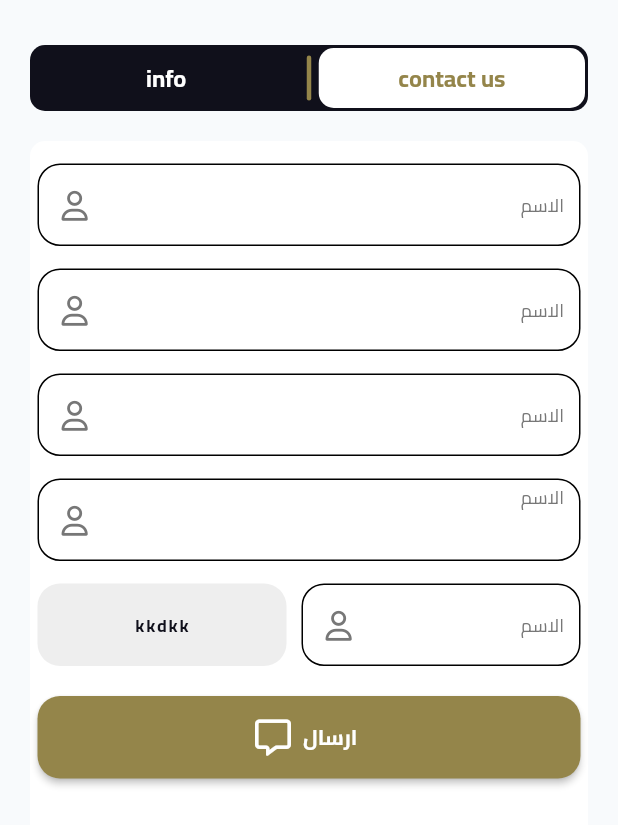
After one commit to Hazem-smawy/ali_mac, a Flutter app: the ContactScreen screen opened directly, after a tap on "contact us", on a phone screen of 412 x 824 dp. The commit adds this screen. Shown: the top 825 px of the screen. Run offline on Flutter 3.47's test engine with Material 2 defaults, Android fonts, the phone set to English and light mode, and no system bars; our stand-ins replace carousel_slider, dots_indicator, font_awesome_flutter, get.

Commit message:
add contact page

```diff
--- /dev/null
+++ b/lib/contact/contact_screen.dart
@@ -0,0 +1,322 @@
+// ignore_for_file: public_member_api_docs, sort_constructors_first
+
+import 'package:flutter/material.dart';
+import 'package:font_awesome_flutter/font_awesome_flutter.dart';
+
+import 'package:emad_app/constant/colors.dart';
+import 'package:emad_app/constant/shadows.dart';
+import 'package:emad_app/constant/text_styles.dart';
+
+class ContactScreen extends StatefulWidget {
+  const ContactScreen({super.key});
+
+  @override
+  State<ContactScreen> createState() => _ContactScreenState();
+}
+
+class _ContactScreenState extends State<ContactScreen> {
+  int showInfo = 0;
+  @override
+  Widget build(BuildContext context) {
+    return Scaffold(
+      body: Padding(
+        padding: const EdgeInsets.symmetric(horizontal: 20, vertical: 10),
+        child: Column(
+          children: [
+            const SizedBox(height: 20),
+            AnimatedContainer(
+              duration: const Duration(milliseconds: 220),
+              padding: const EdgeInsets.all(2),
+              decoration: BoxDecoration(
+                borderRadius: BorderRadius.circular(10),
+                color: MyColors.blueColor,
+              ),
+              child: Row(
+                mainAxisAlignment: MainAxisAlignment.spaceAround,
+                children: [
+                  Expanded(
+                    child: GestureDetector(
+                        onTap: () => setState(() {
+                              showInfo = 0;
+                            }),
+                        child: ContactBtnItem(
+                          title: 'info',
+                          isOpen: showInfo == 0,
+                        )),
+                  ),
+                  Container(
+                    margin: const EdgeInsets.symmetric(
+                      horizontal: 5,
+                    ),
+                    height: 30,
+                    width: 3,
+                    decoration: BoxDecoration(
+                        borderRadius: BorderRadius.circular(3),
+                        color: MyColors.lightGreenColor),
+                  ),
+                  Expanded(
+                    child: GestureDetector(
+                        onTap: () => setState(() {
+                              showInfo = 1;
+                            }),
+                        child: ContactBtnItem(
+                            title: 'contact us', isOpen: showInfo == 1)),
+                  )
+                ],
+              ),
+            ),
+            const SizedBox(height: 20),
+            Expanded(
+              child: Container(
+                padding: const EdgeInsets.all(5),
+                decoration: BoxDecoration(
+                  borderRadius: BorderRadius.circular(10),
+                  color: MyColors.bg,
+                ),
+                // width: double.infinity,
+                // height: double.infinity,
+                child: showInfo == 0
+                    ? const ContactInfo()
+                    : Column(
+                        children: [
+                          const SizedBox(height: 10),
+                          const ContactTextField(),
+                          const SizedBox(height: 15),
+                          const ContactTextField(),
+                          const SizedBox(height: 15),
+                          const ContactTextField(),
+                          const SizedBox(height: 15),
+                          const ContactTextField(
+                            minLine: 3,
+                          ),
+                          const SizedBox(height: 15),
+                          Row(
+                            children: [
+                              Container(
+                                height: 55,
+                                width:
+                                    MediaQuery.of(context).size.width / 2 - 40,
+                                padding: const EdgeInsets.all(10),
+                                decoration: BoxDecoration(
+                                  borderRadius: BorderRadius.circular(15),
+                                  color: MyColors.containerColor,
+                                ),
+                                child: Center(
+                                  child: Text(
+                                    'kkdkk',
+                                    style: myTextStyles.subTitle.copyWith(
+                                      color: MyColors.blueColor,
+                                    ),
+                                  ),
+                                ),
+                              ),
+                              const SizedBox(width: 10),
+                              const Expanded(child: ContactTextField()),
+                            ],
+                          ),
+                          const SizedBox(height: 20),
+                          ElevatedButton.icon(
+                              icon: const FaIcon(FontAwesomeIcons.message),
+                              style: ElevatedButton.styleFrom(
+                                  minimumSize: const Size.fromHeight(55),
+                                  shape: RoundedRectangleBorder(
+                                      borderRadius: BorderRadius.circular(15))),
+                              onPressed: () {},
+                              label: Text(
+                                'ارسال',
+                                style: myTextStyles.title2
+                                    .copyWith(color: MyColors.bg),
+                              ))
+                        ],
+                      ),
+              ),
+            )
+          ],
+        ),
+      ),
+    );
+  }
+}
+
+class ContactBtnItem extends StatelessWidget {
+  final title;
+  final bool isOpen;
+  const ContactBtnItem({
+    Key? key,
+    required this.title,
+    required this.isOpen,
+  }) : super(key: key);
+
+  @override
+  Widget build(BuildContext context) {
+    return Container(
+      width: double.infinity,
+      padding: const EdgeInsets.all(5),
+      decoration: BoxDecoration(
+        borderRadius: BorderRadius.circular(10),
+        color: isOpen ? MyColors.bg : MyColors.blueColor,
+      ),
+      child: Center(
+        child: Text(
+          title,
+          style: myTextStyles.title1.copyWith(
+            color: isOpen ? MyColors.lightGreenColor : MyColors.bg,
+          ),
+        ),
+      ),
+    );
+  }
+}
+
+class ContactTextField extends StatelessWidget {
+  final int? minLine;
+  const ContactTextField({
+    this.minLine = 1,
+    super.key,
+  });
+
+  @override
+  Widget build(BuildContext context) {
+    return Container(
+      height: 55,
+      decoration: BoxDecoration(
+        borderRadius: BorderRadius.circular(15),
+        border: Border.all(
+          color: Colors.black,
+        ),
+      ),
+      child: Row(
+        children: [
+          const SizedBox(width: 15),
+          const Center(
+            child: FaIcon(
+              FontAwesomeIcons.user,
+              color: MyColors.secondaryTextColor,
+              size: 20,
+            ),
+          ),
+          Expanded(
+              child: TextField(
+            minLines: minLine,
+            maxLines: 3,
+            textAlign: TextAlign.right,
+            textDirection: TextDirection.rtl,
+            decoration: InputDecoration(
+                contentPadding: const EdgeInsets.only(right: 10),
+                border: InputBorder.none,
+                hintText: 'الاسم',
+                hintStyle: myTextStyles.body
+                    .copyWith(color: MyColors.secondaryTextColor)),
+          ))
+        ],
+      ),
+    );
+  }
+}
+
+class ContactInfo extends StatelessWidget {
+  const ContactInfo({
+    super.key,
+  });
+
+  @override
+  Widget build(BuildContext context) {
+    return Center(
+      child: Container(
+        padding: const EdgeInsets.all(10),
+        decoration: BoxDecoration(
+            borderRadius: BorderRadius.circular(10),
+            color: MyColors.containerColor,
+            boxShadow: [myShadow.blackShadow]),
+        child: Column(
+          mainAxisSize: MainAxisSize.min,
+          children: const [
+            ContactInfoItem(
+              text: '32332411222',
+              icon: FontAwesomeIcons.phone,
+            ),
+            SizedBox(height: 15),
+            ContactInfoItem(
+              text: 'hazemsmawy@gmail.com',
+              icon: FontAwesomeIcons.envelope,
+            ),
+            SizedBox(height: 15),
+            ContactInfoItem(
+              text: 'yemen-ibb-sofal',
+              icon: FontAwesomeIcons.locationDot,
+            ),
+          ],
+        ),
+      ),
+    );
+  }
+}
+
+class ContactInfoItem extends StatelessWidget {
+  final IconData icon;
+  final text;
+  const ContactInfoItem({
+    super.key,
+    required this.icon,
+    required this.text,
+  });
+
+  @override
+  Widget build(BuildContext context) {
+    return Row(
+      mainAxisAlignment: MainAxisAlignment.end,
+      children: [
+        Text(
+          text,
+          style: myTextStyles.subTitle,
+        ),
+        const SizedBox(width: 10),
+        FaIcon(
+          icon,
+          color: MyColors.lightGreenColor,
+          size: 20,
+        ),
+        const SizedBox(width: 10)
+      ],
+    );
+  }
+}
+
+/*
+
+ Stack(
+            clipBehavior: Clip.none,
+            children: [
+              Container(
+                height: 60,
+                decoration: BoxDecoration(
+                    borderRadius: BorderRadius.circular(20),
+                    border: Border.all(
+                      color: Colors.black,
+                    )),
+              ),
+              Positioned(
+                  right: 20,
+                  top: -20,
+                  child: Container(
+                    //height: 30,
+                    width: 150,
+                    padding: const EdgeInsets.all(5),
+                    decoration: BoxDecoration(
+                        borderRadius: BorderRadius.circular(20),
+                        color: MyColors.background,
+                        border: Border.all(
+                          color: Colors.black,
+                        )),
+                    child: Center(
+                      child: Text(
+                        ' لب اليوم',
+                        style: myTextStyles.subTitle
+                            .copyWith(fontWeight: FontWeight.normal),
+                      ),
+                    ),
+                  )),
+            ],
+          )
+
+ */
--- a/lib/main.dart
+++ b/lib/main.dart
@@ -15,6 +15,7 @@ class MyApp extends StatelessWidget {
   Widget build(BuildContext context) {
     return GetMaterialApp(
       title: 'Flutter Demo',
+      debugShowCheckedModeBanner: false,
       theme: AppThemes.lightTheme,
       home: const MainPageScreen(),
     );
--- a/lib/screen/bottom_nav_screen/bottom_nav_screen.dart
+++ b/lib/screen/bottom_nav_screen/bottom_nav_screen.dart
@@ -1,4 +1,5 @@
 import 'package:emad_app/constant/colors.dart';
+import 'package:emad_app/contact/contact_screen.dart';
 import 'package:emad_app/model/drawer_item.dart';
 import 'package:emad_app/screen/home/home.dart';
 import 'package:emad_app/screen/notification_screen.dart/notification_screen.dart';
@@ -30,7 +31,7 @@ class _BottomNavScreenState extends State<BottomNavScreen> {
     const MyHomeScreen(),
     const SearchScreen(),
     const NotificationScreen(),
-    const VideoDetailsScreen(),
+    const ContactScreen(),
   ];
   @override
   void initState() {
--- a/lib/screen/notification_screen.dart/notification_screen.dart
+++ b/lib/screen/notification_screen.dart/notification_screen.dart
@@ -27,40 +27,7 @@ class NotificationScreen extends StatelessWidget {
           const SizedBox(
             height: 40,
           ),
-          Stack(
-            clipBehavior: Clip.none,
-            children: [
-              Container(
-                height: 60,
-                decoration: BoxDecoration(
-                    borderRadius: BorderRadius.circular(20),
-                    border: Border.all(
-                      color: Colors.black,
-                    )),
-              ),
-              Positioned(
-                  right: 20,
-                  top: -20,
-                  child: Container(
-                    //height: 30,
-                    width: 150,
-                    padding: const EdgeInsets.all(5),
-                    decoration: BoxDecoration(
-                        borderRadius: BorderRadius.circular(20),
-                        color: MyColors.background,
-                        border: Border.all(
-                          color: Colors.black,
-                        )),
-                    child: Center(
-                      child: Text(
-                        ' لب اليوم',
-                        style: myTextStyles.subTitle
-                            .copyWith(fontWeight: FontWeight.normal),
-                      ),
-                    ),
-                  )),
-            ],
-          )
+
         ],
       ),
     );
```
